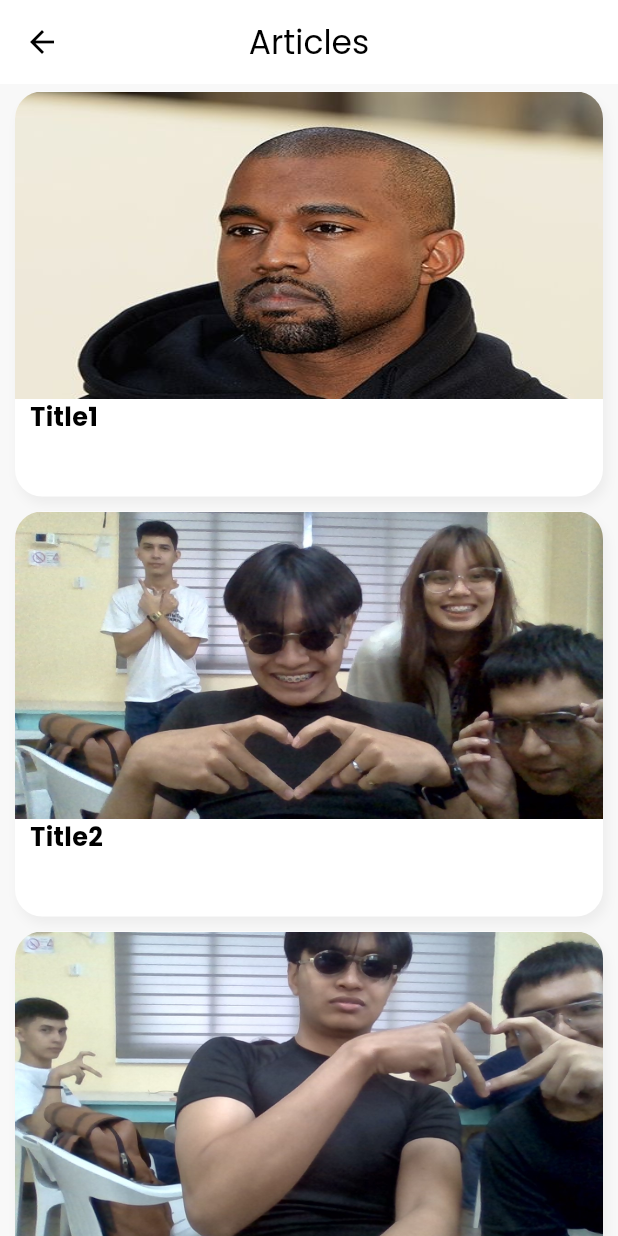
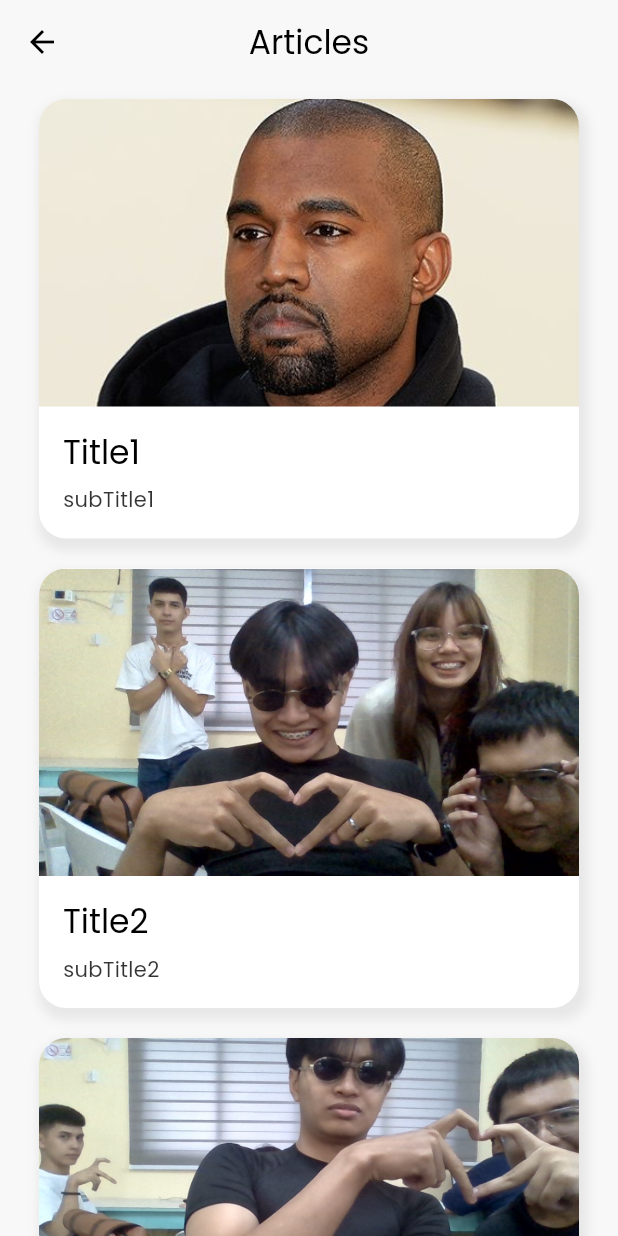
Before and after one commit to bjcomia/action_center_data_app, a Flutter app: the ArticleMenu screen opened directly, on a phone screen of 412 x 824 dp. Run offline on Flutter 3.47's test engine with Material 3 defaults, Android fonts, the phone set to English and light mode, and no system bars; our stand-ins replace avatar_glow, dropdown_button2, flutter_carousel_widget, flutter_map, geolocator, google_fonts and 5 more; accounts and stored records are empty.

Commit message:
Modified Article Menu
- Added Animation.
- Added a little bit of the content under the Title.
- Added more horizontal space.

```diff
--- a/lib/pages/article_menu.dart
+++ b/lib/pages/article_menu.dart
@@ -1,95 +1,159 @@
+import 'package:flutter/material.dart';
 import 'package:action_center_data_app/pages/article_content_page.dart';
 import 'package:action_center_data_app/tempData/dummy_data.dart';
-import 'package:flutter/material.dart';
 
-class ArticleMenu extends StatefulWidget {
-  const ArticleMenu({
-    super.key,
-  });
+class ArticleMenu extends StatelessWidget {
+  const ArticleMenu({Key? key}) : super(key: key);
 
-  @override
-  State<ArticleMenu> createState() => _ArticleMenuState();
-}
-
-class _ArticleMenuState extends State<ArticleMenu> {
   @override
   Widget build(BuildContext context) {
     return Scaffold(
       backgroundColor: Theme.of(context).colorScheme.surface,
       appBar: AppBar(
-        backgroundColor: Theme.of(context).colorScheme.onPrimaryContainer,
+        backgroundColor: Theme.of(context).colorScheme.surface,
         title: Text(
           "Articles",
           style: TextStyle(color: Theme.of(context).colorScheme.secondary),
         ),
         centerTitle: true,
+        elevation: 0,
       ),
-      body: SingleChildScrollView(
-        child: Column(
-          children: [
-            for (int index = 0; index < tempData.length; index++)
-              GestureDetector(
+      body: ListView.builder(
+        padding: const EdgeInsets.only(top: 0, left: 16, right: 16),
+        itemCount: tempData.length,
+        itemBuilder: (context, index) {
+          return AnimatedArticleContainer(
+            title: tempData[index]["title"] ?? "",
+            imageUrl: tempData[index]["imageUrl"] ?? "",
+            content: tempData[index]["subTitle"] ?? "",
+            index: index,
+          );
+        },
+      ),
+    );
+  }
+}
+
+class AnimatedArticleContainer extends StatelessWidget {
+  final String title;
+  final String imageUrl;
+  final String content;
+  final int index;
+
+  const AnimatedArticleContainer({
+    Key? key,
+    required this.title,
+    required this.imageUrl,
+    required this.content,
+    required this.index,
+  }) : super(key: key);
+
+  @override
+  Widget build(BuildContext context) {
+    return TweenAnimationBuilder(
+      tween: Tween<double>(begin: 1, end: 0),
+      duration: Duration(milliseconds: 500 + (index * 100)),
+      builder: (context, double value, child) {
+        return Transform.translate(
+          offset: Offset(0, 50 * value),
+          child: Opacity(
+            opacity: 1 - value,
+            child: child,
+          ),
+        );
+      },
+      child: ArticleContainer(
+        title: title,
+        imageUrl: imageUrl,
+        content: content,
+      ),
+    );
+  }
+}
+
+class ArticleContainer extends StatelessWidget {
+  final String title;
+  final String imageUrl;
+  final String content;
+
+  const ArticleContainer({
+    Key? key,
+    required this.title,
+    required this.imageUrl,
+    required this.content,
+  }) : super(key: key);
+
+  @override
+  Widget build(BuildContext context) {
+    return GestureDetector(
       onTap: () {
         Navigator.of(context).push(
           MaterialPageRoute(
             builder: (BuildContext context) {
               return ArticleContent(
-                            articleTitle: "${tempData[index]["title"]}",
-                            photoTitle: "${tempData[index]["imageUrl"]}",
-                            articleContent: "${tempData[index]["subTitle"]}");
+                articleTitle: title,
+                photoTitle: imageUrl,
+                articleContent: content,
+              );
             },
           ),
         );
       },
       child: Container(
-                  height: 270,
-                  margin: const EdgeInsets.only(
-                      top: 5, right: 10, left: 10, bottom: 5),
+        margin: const EdgeInsets.symmetric(vertical: 10, horizontal: 10),
         decoration: BoxDecoration(
           borderRadius: BorderRadius.circular(18),
           color: Theme.of(context).colorScheme.onPrimaryContainer,
           boxShadow: [
             BoxShadow(
-                        color: Theme.of(context)
-                            .colorScheme
-                            .shadow
-                            .withOpacity(0.2),
-                        spreadRadius: 0,
+              color: Theme.of(context).colorScheme.shadow.withOpacity(0.3),
+              spreadRadius: 3,
               blurRadius: 5,
               offset: const Offset(2.5, 5),
             )
           ],
         ),
         child: Column(
+          crossAxisAlignment: CrossAxisAlignment.start,
           children: [
-                      Container(
-                        decoration: BoxDecoration(
-                            borderRadius: const BorderRadius.only(
-                              topLeft: Radius.circular(18),
-                              topRight: Radius.circular(18),
+            ClipRRect(
+              borderRadius:
+                  const BorderRadius.vertical(top: Radius.circular(18)),
+              child: Image.asset(
+                imageUrl,
+                height: 205,
+                width: double.infinity,
+                fit: BoxFit.cover,
               ),
-                            image: DecorationImage(
-                                image: AssetImage(
-                                    "${tempData[index]["imageUrl"]}"),
-                                fit: BoxFit.fill)),
-                        width: double.infinity,
-                        height: 205,
             ),
-                      Container(
-                        alignment: Alignment.centerLeft,
-                        padding: const EdgeInsets.only(left: 10, right: 10),
-                        child: Text(
-                          "${tempData[index]["title"]}",
-                          style: TextStyle(
+            Padding(
+              padding: const EdgeInsets.all(16),
+              child: Column(
+                crossAxisAlignment: CrossAxisAlignment.start,
+                children: [
+                  Text(
+                    title,
+                    style: Theme.of(context).textTheme.titleLarge?.copyWith(
                           color: Theme.of(context).colorScheme.secondary,
-                              fontSize: 17,
-                              fontWeight: FontWeight.bold),
                         ),
-                      )
+                    maxLines: 1,
+                    overflow: TextOverflow.ellipsis,
+                  ),
+                  const SizedBox(height: 8),
+                  Text(
+                    content,
+                    style: Theme.of(context).textTheme.bodyMedium?.copyWith(
+                          color: Theme.of(context)
+                              .colorScheme
+                              .secondary
+                              .withOpacity(0.8),
+                        ),
+                    maxLines: 1,
+                    overflow: TextOverflow.ellipsis,
+                  ),
                 ],
               ),
             ),
-              )
           ],
         ),
       ),
```
Lines whose indentation alone changed are shown as unchanged.
